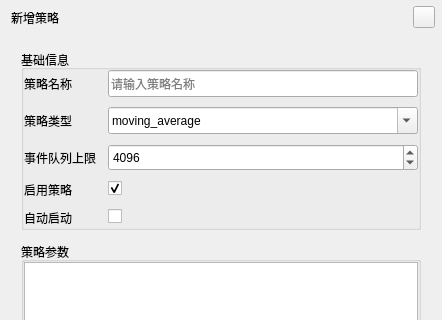
First picture: the form in XTrader/components/CStrategyEditDialog.ui, repository fengwanggangx/XTrader, before the edit; both pictures show x 0 to 442 and y 0 to 320 of the 442 by 700 pixel window.
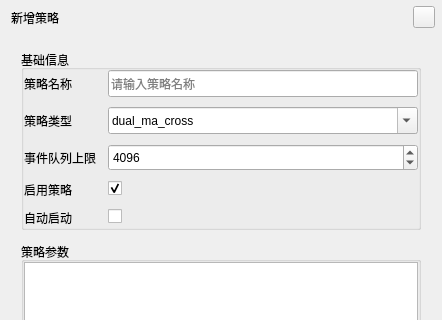
Second picture: the form after the edit. Custom widgets are drawn as their Qt base class.

Commit message: 同步双均线策略类型命名

What changed in the file:
```diff
--- a/XTrader/components/CStrategyEditDialog.ui
+++ b/XTrader/components/CStrategyEditDialog.ui
@@ -204,7 +204,7 @@
 											</property>
 											<item>
 												<property name="text">
-													<string>moving_average</string>
+													<string>dual_ma_cross</string>
 												</property>
 											</item>
 										</widget>
```
The commit also changes 2 other files.
